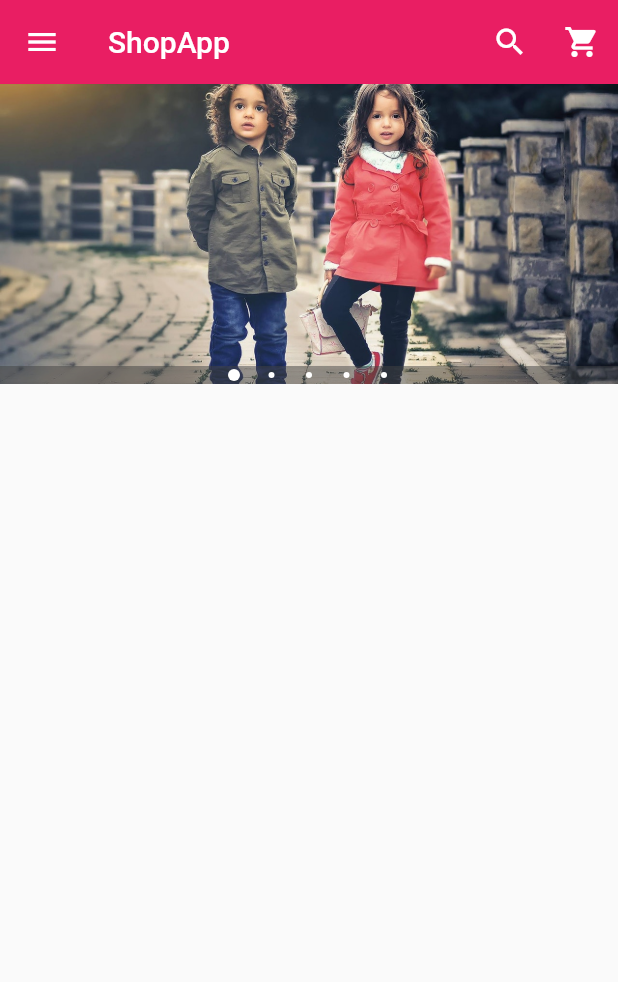
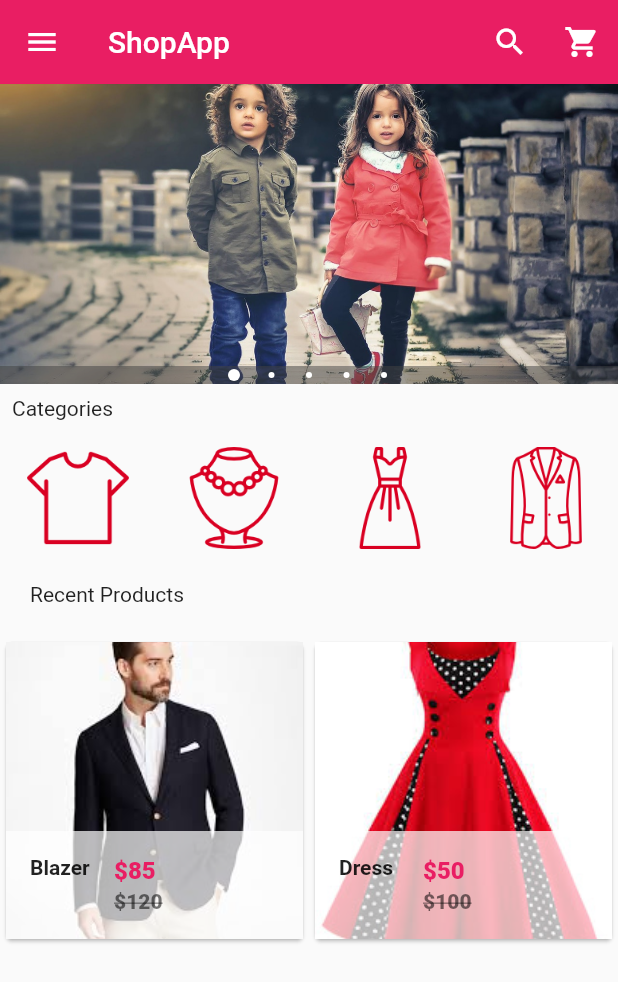
Before and after one commit to HaNuNa42/ShopApp-Flutter, a Flutter app: the screen it shows after launch, on a phone screen of 412 x 824 dp. Shown: the top 982 px of the screen. Run offline on Flutter 3.47's test engine with Material 2 defaults, Android fonts, the light colour scheme and no system bars; drawn by our look-alikes of carousel_pro.

Commit message:
Add files via upload

```diff
--- /dev/null
+++ b/lib/components/horizontal_listview.dart
@@ -0,0 +1,81 @@
+import 'package:flutter/material.dart';
+
+class HorizontalList extends StatelessWidget {
+  @override
+  Widget build(BuildContext context) {
+    return Container(
+      height: 80.0,
+      child: ListView(
+        scrollDirection: Axis.horizontal,
+        children: <Widget>[
+          Category(
+            image_location: "images/cats/tshirt.png",
+            image_caption: "shirt",
+          ),
+
+          Category(
+            image_location: "images/cats/accessories.png",
+            image_caption: "accessories",
+          ),
+
+          Category(
+            image_location: "images/cats/dress.png",
+            image_caption: "dress",
+          ),
+
+          Category(
+            image_location: "images/cats/formal.png",
+            image_caption: "formal",
+          ),
+/*
+          Category(
+            image_location: "images/cats/informal.png",
+            image_caption: "informal",
+          ),
+
+          Category(
+            image_location: "images/cats/jeans.png",
+            image_caption: "pants",
+          ),
+
+          Category(
+            image_location: "images/cats/shoe.png",
+            image_caption: "shoe",
+          ),
+*/
+        ],
+      ),
+    );
+  }
+}
+
+class Category extends StatelessWidget {
+  final String image_location;
+  final String image_caption;
+
+  Category({this.image_location, this.image_caption});
+
+  @override
+  Widget build(BuildContext context) {
+    return Padding(
+      padding: const EdgeInsets.all(2.0),
+      child: InkWell(
+        onTap: () {},
+        child: Container(
+          width: 100.0,
+          child: ListTile(
+            title: Image.asset(
+              image_location,
+              width: 100.0,
+              height: 80.0,
+            ),
+            subtitle: Container(
+              alignment: Alignment.topCenter,
+              child: Text(image_caption, style: new TextStyle(fontSize: 12.0),),
+            )
+          ),
+        ),
+      ),
+    );
+  }
+}
--- /dev/null
+++ b/lib/components/products.dart
@@ -0,0 +1,98 @@
+import 'package:flutter/material.dart';
+
+class Products extends StatefulWidget {
+  @override
+  _ProductsState createState() => _ProductsState();
+}
+
+class _ProductsState extends State<Products> {
+  var product_list = [
+    {
+      "name": "Blazer",
+      "picture": "images/products/blazer1.jpeg",
+      "old_price": 120,
+      "price": 85,
+    },
+    {
+      "name": "Dress",
+      "picture": "images/products/dress1.jpeg",
+      "old_price": 100,
+      "price": 50,
+    }
+  ];
+
+  @override
+  Widget build(BuildContext context) {
+    return GridView.builder(
+      itemCount: product_list.length,
+      gridDelegate:
+          new SliverGridDelegateWithFixedCrossAxisCount(
+            crossAxisCount: 2
+            ),
+
+      itemBuilder: (BuildContext context, int index) {
+        return Single_prod(
+          prod_name: product_list[index]['name'],
+          prod_picture: product_list[index]['picture'],
+          prod_old_price: product_list[index]['old_price'],
+          prod_price: product_list[index]['price'],
+        );
+      },
+
+    );
+  }
+}
+
+class Single_prod extends StatelessWidget {
+  final prod_name;
+  final prod_picture;
+  final prod_old_price;
+  final prod_price;
+
+  Single_prod({
+      this.prod_name,
+      this.prod_picture,
+      this.prod_old_price,
+      this.prod_price,
+  });
+
+  @override
+  Widget build(BuildContext context) {
+    return Card(
+      child: Hero(
+      tag: prod_name,
+      child: Material(
+          child: InkWell(
+        onTap: () {},
+        child: GridTile(
+            footer: Container(
+              color: Colors.white70,
+              child: ListTile(
+                leading: Text(
+                  prod_name,
+                  style: TextStyle(fontWeight: FontWeight.bold),
+                ),
+
+                title: Text(
+                  "\$$prod_price",
+                  style: TextStyle(
+                      color: Colors.pink, fontWeight: FontWeight.w800),
+                ),
+
+                subtitle: Text(
+                  "\$$prod_old_price",
+                  style: TextStyle(
+                      color: Colors.black54,
+                      fontWeight: FontWeight.w800,
+                      decoration: TextDecoration.lineThrough),
+                ),
+              ),
+            ),
+            child: Image.asset(
+              prod_picture,
+              fit: BoxFit.cover,
+            )),
+      )),
+    ));
+  }
+}
--- a/lib/main.dart
+++ b/lib/main.dart
@@ -1,5 +1,9 @@
 import 'package:flutter/material.dart';
 import 'package:carousel_pro/carousel_pro.dart';
+
+//my own imports
+import 'package:ecommerce/components/horizontal_listview.dart';
+import 'package:ecommerce/components/products.dart';
 
 void main() {
   runApp(MaterialApp(debugShowCheckedModeBanner: false, home: HomePage()));
@@ -136,7 +140,25 @@ class _HomePageState extends State<HomePage> {
 
       body: new ListView(
         children: <Widget>[
-          image_carousel
+          //image carousel begins here
+          image_carousel,
+
+          //padding widget
+          new Padding(padding: const EdgeInsets.all(8.0),
+          child: new Text("Categories"),),
+
+           //Horizontal listview begins here
+          HorizontalList(),
+
+          //padding widget
+          new Padding(padding: const EdgeInsets.all(20.0),
+          child: new Text("Recent Products"),),
+
+          //gridview
+          Container(
+            height: 320.0,
+            child: Products(),
+          )
         ],
       ),
     );
```
Also changed, not shown: pubspec.yaml (+19 -0 lines).
